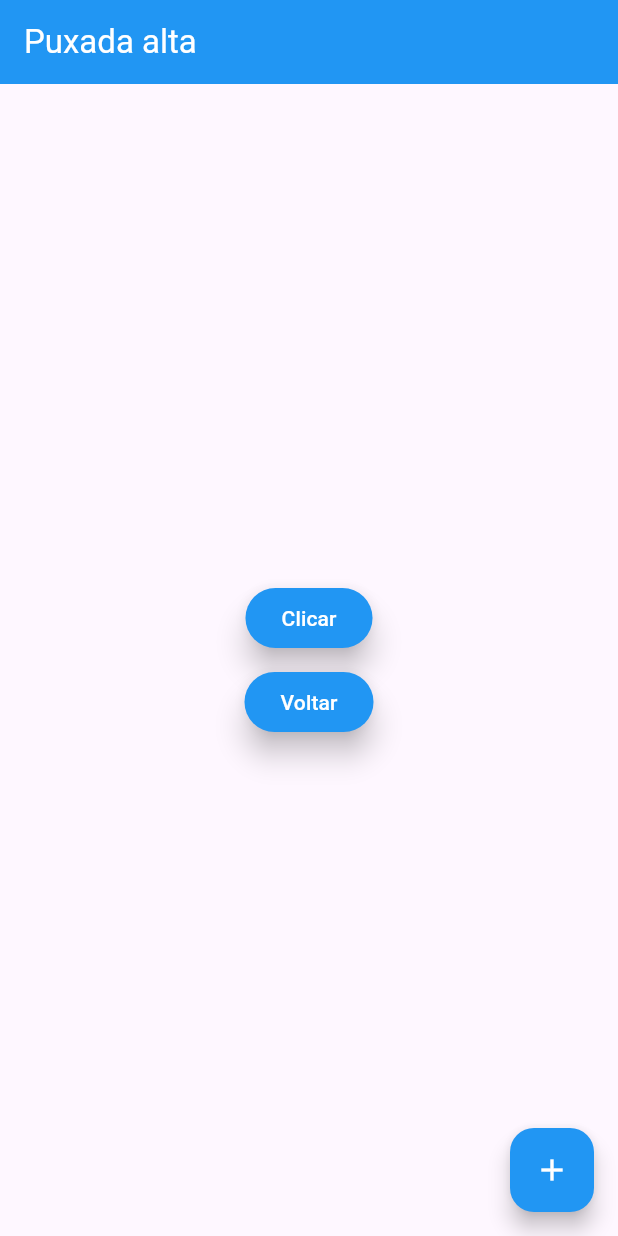
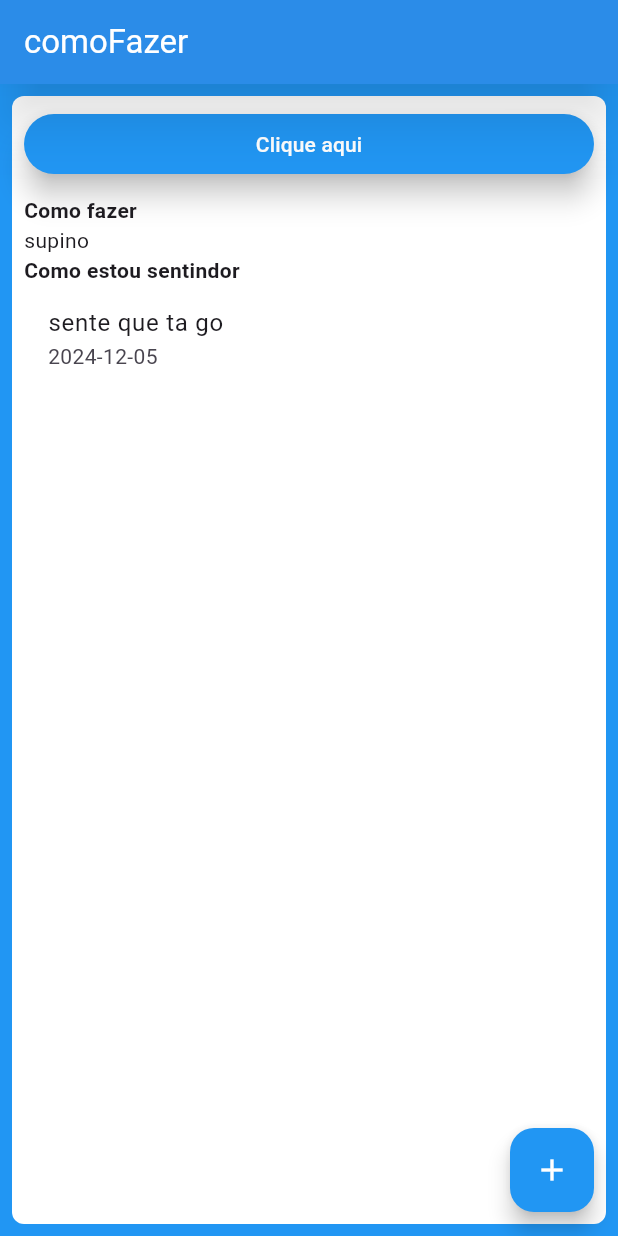
Before and after one commit to b2joao/meutreino, a Flutter app: the screen it shows after launch, on a phone screen of 412 x 824 dp. Run offline on Flutter 3.47's test engine with Material 3 defaults, Android fonts, the phone set to English and light mode, and no system bars.

Commit message:
criado a tela melhor maneira

```diff
--- a/lib/main.dart
+++ b/lib/main.dart
@@ -11,6 +11,7 @@ class MyApp extends StatelessWidget {
   @override
   Widget build(BuildContext context) {
     return MaterialApp(
+      debugShowCheckedModeBanner: false,
       theme: ThemeData(
         appBarTheme: const AppBarTheme(backgroundColor: Colors.blue),
       ),
--- a/lib/telas/telaExercicio.dart
+++ b/lib/telas/telaExercicio.dart
@@ -13,16 +13,16 @@ class TelaExercicio extends StatelessWidget {
       comoFazer: 'comoFazer',
       urlImg: 'urlImg');
   final List<Sentimento> listasentimos = [
-    Sentimento(id: '01', data: '2024-12-05', sente: 'sente algo'),
+    Sentimento(id: '01', data: '2024-12-05', sente: 'sente que ta go'),
   ];
 
   @override
   Widget build(BuildContext context) {
     return Scaffold(
-        appBar: AppBar(
-          title: const Text('Puxada alta',
-              style:
-                  TextStyle(fontWeight: FontWeight.w400, color: Colors.white)),
+      appBar: AppBar(elevation: 15,
+      shadowColor: Colors.black54,
+        title: Text('${exercicio.comoFazer}',
+            style: TextStyle(fontWeight: FontWeight.w400, color: Colors.white)),
       ),
       floatingActionButton: FloatingActionButton(
         onPressed: () {},
@@ -33,20 +33,45 @@ class TelaExercicio extends StatelessWidget {
           color: Colors.white,
         ),
       ),
-        body: Center(
-          child: Column(
-            mainAxisAlignment: MainAxisAlignment.center,
+      body: Container(margin: const EdgeInsets.all(8.0),
+        decoration: BoxDecoration(
+            color: Colors.white,
+            borderRadius: BorderRadius.circular(
+              8.0,
+
+            )),
+        child: Padding(
+          padding: const EdgeInsets.all(8.0),
+          child: ListView(
             children: [
-              Padding(
-                padding: const EdgeInsets.all(4.0),
-                child: CustomButtom(onPressed: () {}, title: 'Clicar'),
+
+              CustomButtom(onPressed: () {}, title: 'Clique aqui'),
+               SizedBox(
+                height: 10.0,
               ),
-              Padding(
-                padding: const EdgeInsets.all(4.0),
-                child: CustomButtom(onPressed: () {}, title: 'Voltar'),
+              const Text(
+                "Como fazer",
+                style: TextStyle(fontWeight: FontWeight.bold),
               ),
+
+              Text(exercicio.treino.toString()),
+              const Text(
+                "Como estou sentindor",
+                style: TextStyle(fontWeight: FontWeight.bold),
+              ),
+              Column(
+                  children: List.generate(listasentimos.length, (index) {
+                Sentimento sentimentoGerado = listasentimos[index];
+                return ListTile(
+                  title: Text(sentimentoGerado.sente.toString()),
+                  subtitle: Text(sentimentoGerado.data.toString()),
+                );
+              }))
             ],
           ),
-        ));
+        ),
+      ),
+      backgroundColor: Colors.blue,
+    );
   }
 }
```
Lines whose indentation alone changed are shown as unchanged.
